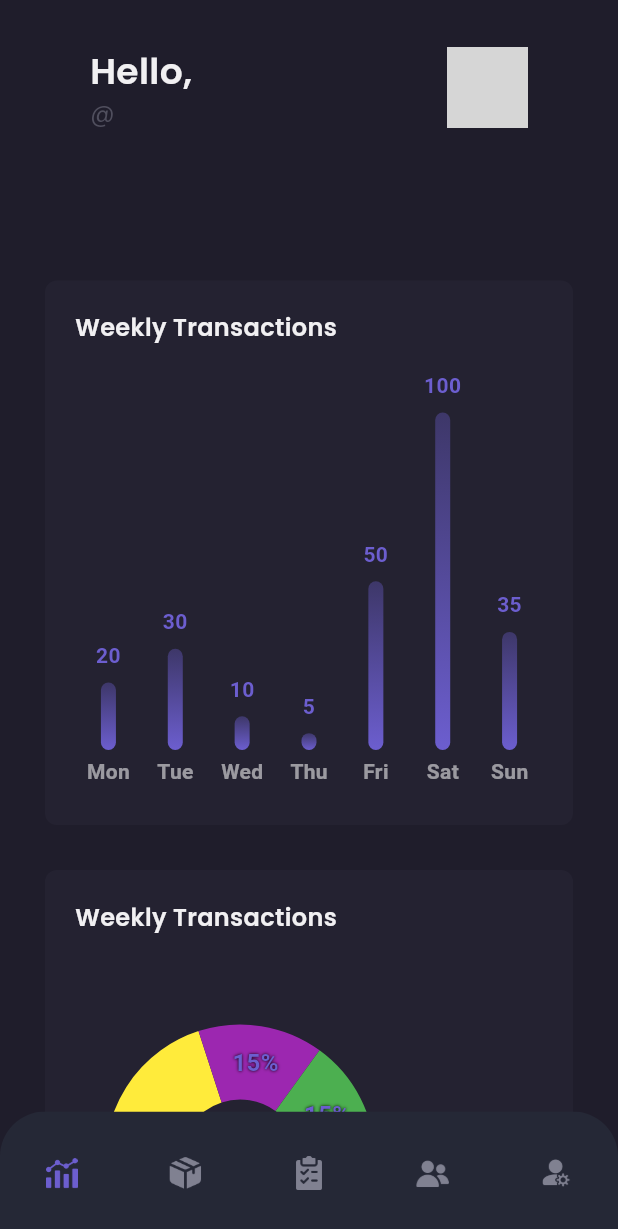
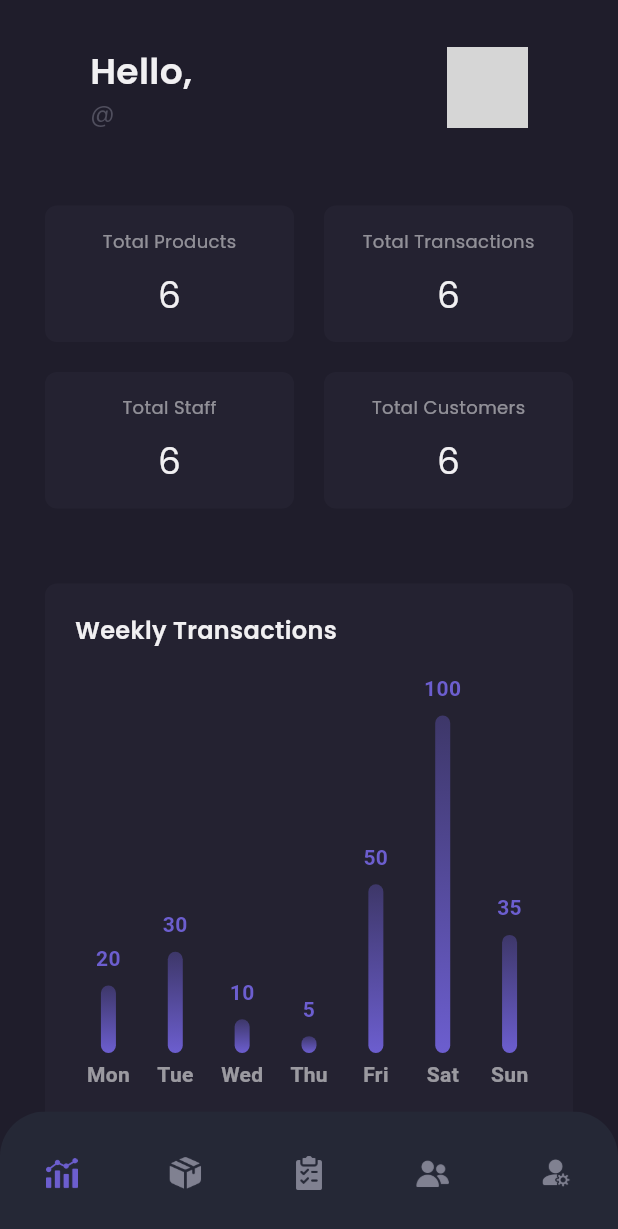
Before and after one commit to IdaDanuartha/ecommerce-flutter-firebase-app, a Flutter app: the AdminPage screen opened by its route, on a phone screen of 412 x 824 dp. Shown: the top 1229 px of the screen. Run offline on Flutter 3.47's test engine with Material 3 defaults, Android fonts, the phone set to English and light mode, and no system bars; drawn by our look-alikes of fl_chart; our stand-ins replace carousel_slider, cloud_firestore, firebase_auth, firebase_core, firebase_storage, google_fonts; accounts and stored records are empty; network calls fail; grey boxes are pictures that could not be loaded.

```diff
--- a/lib/pages/admin/dashboard_page.dart
+++ b/lib/pages/admin/dashboard_page.dart
@@ -85,12 +85,101 @@ class _DashboardPageState extends State<DashboardPage> {
       return Container(
         margin: const EdgeInsets.only(top: 50),
         width: MediaQuery.of(context).size.width,
-          color: Colors.red,
-          child: const Column(
+        child: Column(
           children: [
             Row(
+              mainAxisAlignment: MainAxisAlignment.spaceBetween,
               children: [
-
+                Container(
+                  width: (MediaQuery.of(context).size.width - 80) / 2,
+                  padding: EdgeInsets.all(15),
+                  decoration: BoxDecoration(
+                      color: bgColor3, borderRadius: BorderRadius.circular(8)),
+                  child: Column(
+                    children: [
+                      Text(
+                        "Total Products",
+                        style: primaryTextStyle.copyWith(
+                            fontSize: 12,
+                            color: Color.fromRGBO(255, 255, 255, .5)),
+                      ),
+                      SizedBox(height: 10),
+                      Text(
+                        "6",
+                        style: primaryTextStyle.copyWith(fontSize: 24),
+                      ),
+                    ],
+                  ),
+                ),
+                Container(
+                  width: (MediaQuery.of(context).size.width - 80) / 2,
+                  padding: EdgeInsets.all(15),
+                  decoration: BoxDecoration(
+                      color: bgColor3, borderRadius: BorderRadius.circular(8)),
+                  child: Column(
+                    children: [
+                      Text(
+                        "Total Transactions",
+                        style: primaryTextStyle.copyWith(
+                            fontSize: 12,
+                            color: Color.fromRGBO(255, 255, 255, .5)),
+                      ),
+                      SizedBox(height: 10),
+                      Text(
+                        "6",
+                        style: primaryTextStyle.copyWith(fontSize: 24),
+                      ),
+                    ],
+                  ),
+                ),
+              ],
+            ),
+            SizedBox(height: 20),
+            Row(
+              mainAxisAlignment: MainAxisAlignment.spaceBetween,
+              children: [
+                Container(
+                  width: (MediaQuery.of(context).size.width - 80) / 2,
+                  padding: EdgeInsets.all(15),
+                  decoration: BoxDecoration(
+                      color: bgColor3, borderRadius: BorderRadius.circular(8)),
+                  child: Column(
+                    children: [
+                      Text(
+                        "Total Staff",
+                        style: primaryTextStyle.copyWith(
+                            fontSize: 12,
+                            color: Color.fromRGBO(255, 255, 255, .5)),
+                      ),
+                      SizedBox(height: 10),
+                      Text(
+                        "6",
+                        style: primaryTextStyle.copyWith(fontSize: 24),
+                      ),
+                    ],
+                  ),
+                ),
+                Container(
+                  width: (MediaQuery.of(context).size.width - 80) / 2,
+                  padding: EdgeInsets.all(15),
+                  decoration: BoxDecoration(
+                      color: bgColor3, borderRadius: BorderRadius.circular(8)),
+                  child: Column(
+                    children: [
+                      Text(
+                        "Total Customers",
+                        style: primaryTextStyle.copyWith(
+                            fontSize: 12,
+                            color: Color.fromRGBO(255, 255, 255, .5)),
+                      ),
+                      SizedBox(height: 10),
+                      Text(
+                        "6",
+                        style: primaryTextStyle.copyWith(fontSize: 24),
+                      ),
+                    ],
+                  ),
+                ),
               ],
             )
           ],
@@ -103,9 +192,7 @@ class _DashboardPageState extends State<DashboardPage> {
         margin: const EdgeInsets.only(top: 50),
         padding: const EdgeInsets.all(20),
         decoration: BoxDecoration(
-          color: bgColor3,
-          borderRadius: BorderRadius.circular(8)
-        ),
+            color: bgColor3, borderRadius: BorderRadius.circular(8)),
         child: Column(
           crossAxisAlignment: CrossAxisAlignment.start,
           children: [
@@ -128,9 +215,7 @@ class _DashboardPageState extends State<DashboardPage> {
         margin: const EdgeInsets.symmetric(vertical: 30),
         padding: const EdgeInsets.all(20),
         decoration: BoxDecoration(
-          color: bgColor3,
-          borderRadius: BorderRadius.circular(8)
-        ),
+            color: bgColor3, borderRadius: BorderRadius.circular(8)),
         child: Column(
           crossAxisAlignment: CrossAxisAlignment.start,
           children: [
--- a/lib/pages/layouts/admin_page.dart
+++ b/lib/pages/layouts/admin_page.dart
@@ -1,4 +1,5 @@
 import 'package:ecommerce_firebase/pages/admin/dashboard_page.dart';
+import 'package:ecommerce_firebase/pages/admin/product_page.dart';
 import 'package:ecommerce_firebase/pages/home/cart_page.dart';
 import 'package:ecommerce_firebase/pages/profile_page.dart';
 import 'package:flutter/material.dart';
@@ -15,7 +16,7 @@ class _AdminPageState extends State<AdminPage> {
   int _currentIndex = 0;
   final _screens = [
     const DashboardPage(),
-    CartPage(),
+    ProductPage(),
     CartPage(),
     CartPage(),
     const ProfilePage(),
```
Also changed, not shown: lib/pages/admin/product_page.dart (added, +238 -0 lines), assets/icon_add.png (added), assets/icon_delete.png (added), assets/icon_edit.png (added). Lines whose indentation alone changed are shown as unchanged.
